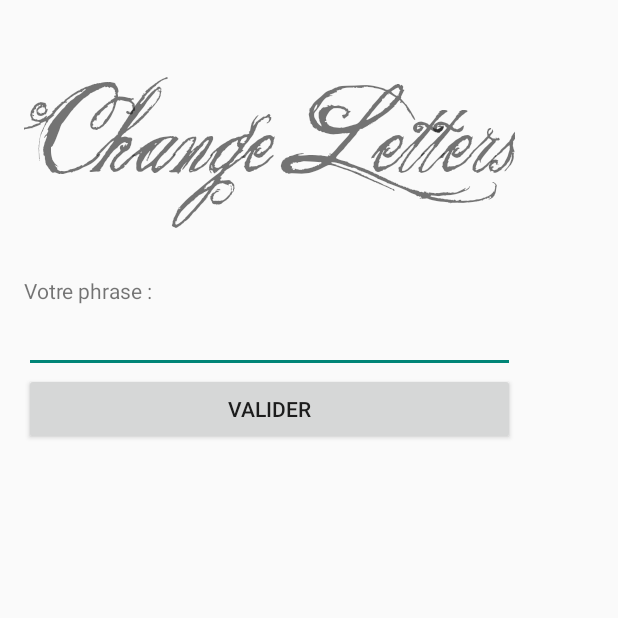
After one commit to TonyMalghem/TX_ocr, an Android app: the choix_phrase screen opened directly, with no data from a screen before it, on a phone screen of 412 x 824 dp, the top half of it. The commit adds this screen. Run offline under Robolectric (Android 15) with nearby library versions, the phone set to English and light mode, and no system bars.

Commit message:
modif si28

```diff
--- a/app/src/main/AndroidManifest.xml
+++ b/app/src/main/AndroidManifest.xml
@@ -71,6 +71,10 @@
             android:name=".LostLetter.choix_histoire"
             android:label="@string/title_activity_choix_histoire" >
         </activity>
+        <activity
+            android:name=".ChangerLetter.choix_phrase"
+            android:label="@string/title_activity_choix_phrase" >
+        </activity>
     </application>
 
 </manifest>
--- a/app/src/main/java/com/projet/tony/tx/ChangerLetter/MyActivity2.java
+++ b/app/src/main/java/com/projet/tony/tx/ChangerLetter/MyActivity2.java
@@ -44,7 +44,7 @@ public class MyActivity2 extends Activity {
 
     private StringBuilder buff = new StringBuilder();
 
-    private String tester="la balle roule sur la ligne";
+    private String tester=globalvar_change.getInstance().phrase;
 
     @Override
     protected void onCreate(Bundle savedInstanceState) {
@@ -56,9 +56,12 @@ public class MyActivity2 extends Activity {
         run(tester);
         Button raz = (Button)findViewById(R.id.reset);
         // fond
+        /*
         Activity me =this;
         LinearLayout rl = (LinearLayout)me.findViewById(R.id.counterLayout);
         Affichage aff=new Affichage(me,rl);
+        */
+
 
         raz.setOnClickListener(new View.OnClickListener() {
             @Override
--- /dev/null
+++ b/app/src/main/java/com/projet/tony/tx/ChangerLetter/choix_phrase.java
@@ -0,0 +1,67 @@
+package com.projet.tony.tx.ChangerLetter;
+
+import android.app.Activity;
+import android.content.Intent;
+import android.graphics.Typeface;
+import android.os.Bundle;
+import android.util.Log;
+import android.view.Menu;
+import android.view.MenuItem;
+import android.view.View;
+import android.widget.Button;
+import android.widget.EditText;
+import android.widget.TextView;
+
+import com.projet.tony.tx.R;
+
+public class choix_phrase extends Activity {
+
+    @Override
+    protected void onCreate(Bundle savedInstanceState) {
+        super.onCreate(savedInstanceState);
+        setContentView(R.layout.activity_choix_phrase);
+
+
+
+        ///////////////////////
+        // GESTION DU TITRE  //
+        ///////////////////////
+
+        TextView tv=(TextView) findViewById(R.id.titre);
+        Typeface font = Typeface.createFromAsset(getAssets(), "KQ.ttf");
+        tv.setTypeface(font);
+        tv.setTextSize(40);
+        tv.setText("Change Letters");
+        Button bouton = (Button) findViewById(R.id.button);
+        bouton.setOnClickListener(new View.OnClickListener() {
+            @Override
+            public void onClick(View v) {
+                EditText tv= (EditText) findViewById(R.id.editText);
+                globalvar_change.getInstance().phrase=tv.getText().toString();
+                Intent intent = new Intent(choix_phrase.this, MyActivity.class);
+                startActivity(intent);
+
+            }
+        });
+    }
+
+
+    @Override
+    public boolean onCreateOptionsMenu(Menu menu) {
+        // Inflate the menu; this adds items to the action bar if it is present.
+        getMenuInflater().inflate(R.menu.choix_phrase, menu);
+        return true;
+    }
+
+    @Override
+    public boolean onOptionsItemSelected(MenuItem item) {
+        // Handle action bar item clicks here. The action bar will
+        // automatically handle clicks on the Home/Up button, so long
+        // as you specify a parent activity in AndroidManifest.xml.
+        int id = item.getItemId();
+        if (id == R.id.action_settings) {
+            return true;
+        }
+        return super.onOptionsItemSelected(item);
+    }
+}
--- a/app/src/main/java/com/projet/tony/tx/creation_mode/Ajout_question.java
+++ b/app/src/main/java/com/projet/tony/tx/creation_mode/Ajout_question.java
@@ -138,6 +138,7 @@ public class Ajout_question extends Activity {
             enigme.put("id",id);
             enigme.put("question",monedit.getText().toString());
 
+
             // tableau de réponses
             String reps[]=monedit2.getText().toString().split(";");
             for(int i=0;i<reps.length;i++)reponses.put(reps[i]);
--- /dev/null
+++ b/app/src/main/res/layout/activity_choix_phrase.xml
@@ -0,0 +1,62 @@
+<RelativeLayout xmlns:android="http://schemas.android.com/apk/res/android"
+    xmlns:tools="http://schemas.android.com/tools"
+    android:layout_width="match_parent"
+    android:layout_height="match_parent"
+    android:paddingLeft="@dimen/activity_horizontal_margin"
+    android:paddingRight="@dimen/activity_horizontal_margin"
+    android:paddingTop="@dimen/activity_vertical_margin"
+    android:paddingBottom="@dimen/activity_vertical_margin"
+    tools:context="com.projet.tony.tx.ChangerLetter.choix_phrase">
+
+    <TableLayout
+        android:layout_width="fill_parent"
+        android:layout_height="fill_parent"
+        android:layout_centerHorizontal="true"
+        android:layout_alignTop="@+id/textView">
+
+        <TableRow
+            android:layout_width="fill_parent"
+            android:layout_height="fill_parent">
+
+            <TextView
+                android:text="@string/hello_world"
+                android:layout_width="wrap_content"
+                android:layout_height="wrap_content"
+                android:id="@+id/titre" />
+        </TableRow>
+
+        <TableRow
+            android:layout_width="fill_parent"
+            android:layout_height="fill_parent">
+
+            <TextView
+                android:layout_width="wrap_content"
+                android:layout_height="wrap_content"
+                android:text="Votre phrase : "
+                android:id="@+id/textView2" />
+
+        </TableRow>
+
+        <TableRow
+            android:layout_width="fill_parent"
+            android:layout_height="fill_parent">
+
+            <EditText
+                android:layout_width="wrap_content"
+                android:layout_height="wrap_content"
+                android:id="@+id/editText" />
+        </TableRow>
+
+        <TableRow
+            android:layout_width="fill_parent"
+            android:layout_height="fill_parent">
+
+            <Button
+                android:layout_width="wrap_content"
+                android:layout_height="wrap_content"
+                android:text="Valider"
+                android:id="@+id/button" />
+        </TableRow>
+    </TableLayout>
+
+</RelativeLayout>
--- /dev/null
+++ b/app/src/main/res/menu/choix_phrase.xml
@@ -0,0 +1,8 @@
+<menu xmlns:android="http://schemas.android.com/apk/res/android"
+    xmlns:tools="http://schemas.android.com/tools"
+    tools:context="com.projet.tony.tx.ChangerLetter.choix_phrase" >
+    <item android:id="@+id/action_settings"
+        android:title="@string/action_settings"
+        android:orderInCategory="100"
+        android:showAsAction="never" />
+</menu>
--- a/app/src/main/res/values/strings.xml
+++ b/app/src/main/res/values/strings.xml
@@ -19,5 +19,6 @@
     <string name="title_activity_main_change">Main_change</string>
     <string name="title_activity_main_page">Main_page</string>
     <string name="title_activity_choix_histoire">choix_histoire</string>
+    <string name="title_activity_choix_phrase">choix_phrase</string>
 
 </resources>
```
Also changed, not shown: app/src/main/java/com/projet/tony/tx/ChangerLetter/MyActivity.java (+37 -3 lines), app/src/main/java/com/projet/tony/tx/ChangerLetter/globalvar_change.java (added, +19 -0 lines), app/src/main/java/com/projet/tony/tx/LostLetter/Activity_JSON.java (+12 -27 lines), app/src/main/res/layout/activity_my.xml (+9 -0 lines).
